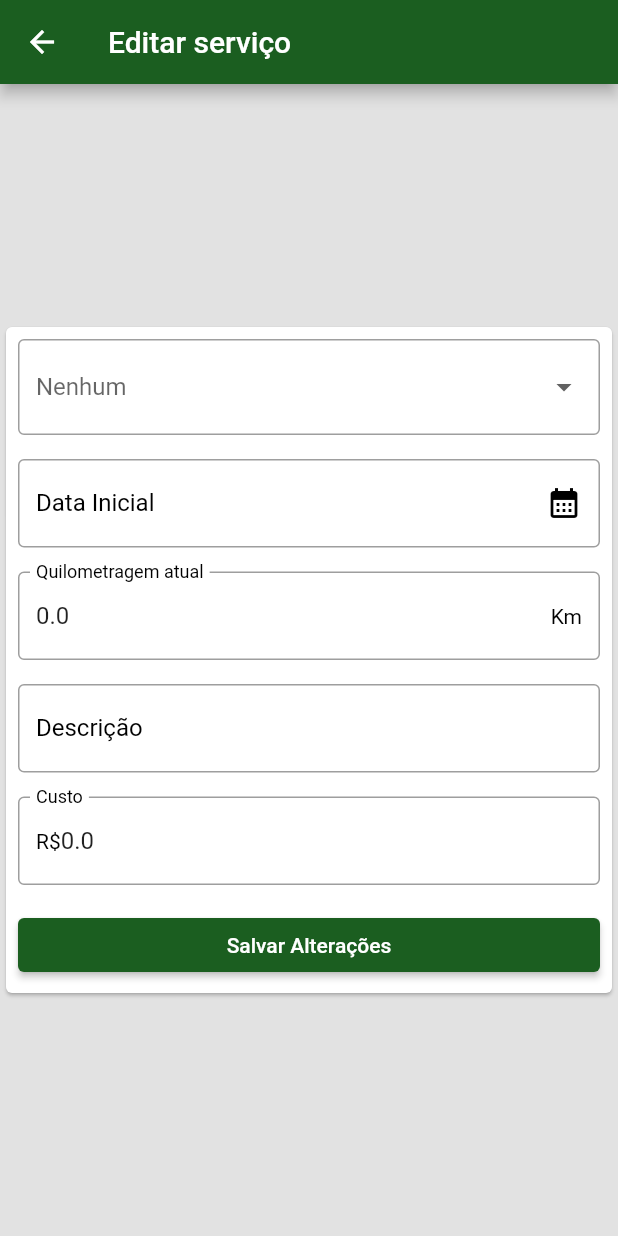
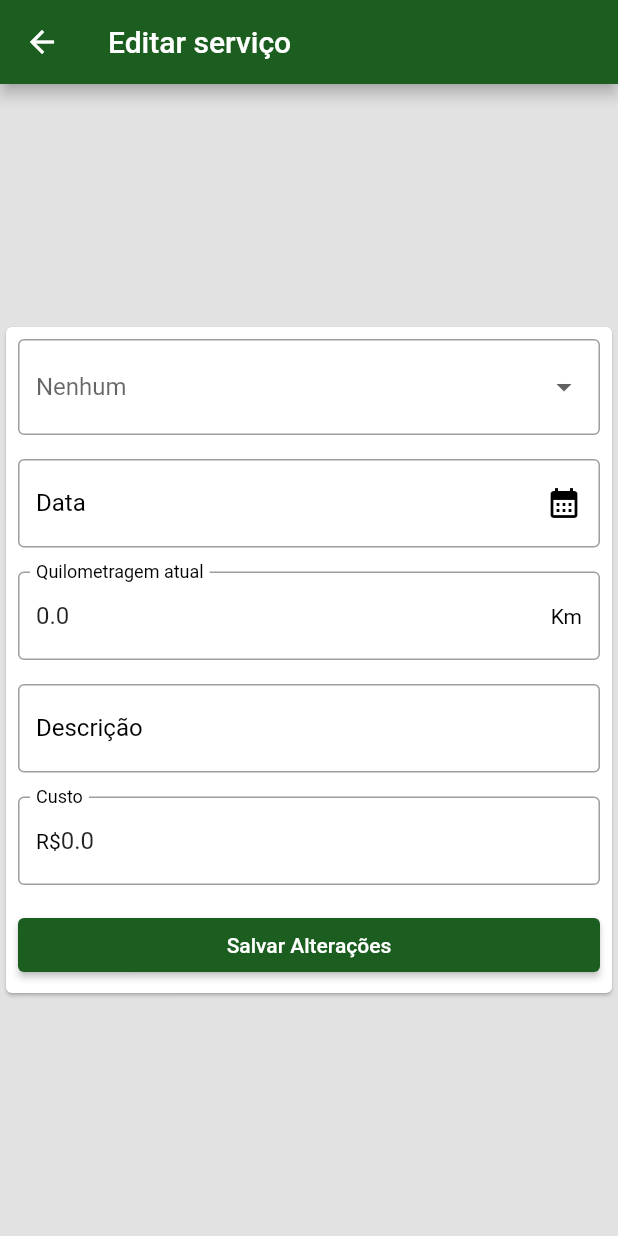
Before and after one commit to MoraesDev1/drive_ease, a Flutter app: the EditServicoPage screen opened directly with empty values, on a phone screen of 412 x 824 dp. Run offline on Flutter 3.47's test engine with Material 3 defaults, Android fonts, the phone set to English and light mode, and no system bars; our stand-ins replace fl_chart, sqflite; accounts and stored records are empty; statements that could not run were skipped.

```diff
--- a/driveease_v1/lib/Pages/Display/home_page.dart
+++ b/driveease_v1/lib/Pages/Display/home_page.dart
@@ -20,15 +20,15 @@ class _HomePageState extends State<HomePage> {
         centerTitle: true,
         backgroundColor: UtilsColors.verdePrimario,
       ),
-      body: SingleChildScrollView(
-        child: const Padding(
+      body: const SingleChildScrollView(
+        child: Padding(
           padding: EdgeInsets.all(8.0),
           child: Column(
             mainAxisAlignment: MainAxisAlignment.start,
             children: [
               SummarySection(),
               SizedBox(height: 10),
-              GoalsSection()
+              GoalsSection(),
             ],
           ),
         ),
--- a/driveease_v1/lib/Pages/Pillar/edit_servico_page.dart
+++ b/driveease_v1/lib/Pages/Pillar/edit_servico_page.dart
@@ -24,6 +24,7 @@ const List<String> tipoDeServico = <String>[
 class _EditServicoPageState extends State<EditServicoPage> {
   ServicoDaoDb servicoDaoDb = ServicoDaoDb();
   String? tipoSelecionado;
+  late DateTime dataSelecionada;
   final _controllerDataDoServico = TextEditingController();
   final _controllerQuilometragem = TextEditingController();
   final _controllerDescricao = TextEditingController();
@@ -38,6 +39,7 @@ class _EditServicoPageState extends State<EditServicoPage> {
     _controllerQuilometragem.text = widget.servico.km.toString();
     _controllerDescricao.text = widget.servico.descricao;
     _controllerCusto.text = widget.servico.valor.toString();
+    _formataData();
   }
 
   String? _validaCusto(String? value) {
@@ -63,20 +65,27 @@ class _EditServicoPageState extends State<EditServicoPage> {
     return null;
   }
 
-  _substiuiCorrida() {
+  _substiuiServico() {
     String custoFormatado = _controllerCusto.text.replaceAll(',', '.');
     double? custoDouble = double.parse(custoFormatado);
     double? quilometragemDouble = double.parse(_controllerQuilometragem.text);
     Servico servicoAlterado = Servico(
       id: widget.servico.id,
       tipoDoServico: tipoSelecionado!,
-      data: _controllerDataDoServico.text,
+      data: dataSelecionada.toString(),
       km: quilometragemDouble,
       descricao: _controllerDescricao.text,
       valor: custoDouble,
     );
 
     _atualizaNoBanco(servicoAlterado);
+  }
+
+  _formataData() {
+    DateTime dataEmDateTime = DateTime.parse(widget.servico.data);
+    String formattedDate =
+        DateFormat('dd/MM/yyyy HH:mm:ss').format(dataEmDateTime);
+    _controllerDataDoServico.text = formattedDate;
   }
 
   _atualizaNoBanco(Servico servicoAlterado) {
@@ -109,7 +118,7 @@ class _EditServicoPageState extends State<EditServicoPage> {
                 onPressed: () {
                   Navigator.of(context).pop();
                   Navigator.of(context).pop();
-                  _substiuiCorrida();
+                  _substiuiServico();
                 },
                 child: const Text('Salvar')),
           ],
@@ -152,6 +161,7 @@ class _EditServicoPageState extends State<EditServicoPage> {
                   selectedTime.hour,
                   selectedTime.minute,
                 );
+                dataSelecionada = selectedDateTime;
                 String dataFormatada =
                     DateFormat('dd/MM/yyyy HH:mm:ss').format(selectedDateTime);
                 setState(() {
@@ -221,7 +231,7 @@ class _EditServicoPageState extends State<EditServicoPage> {
                           color: Colors.black,
                         ),
                         label: Text(
-                          'Data Inicial',
+                          'Data',
                           style: TextStyle(color: Colors.black),
                         ),
                         border: OutlineInputBorder(),
--- a/driveease_v1/lib/Widgets/Button/new_servico_button_widget.dart
+++ b/driveease_v1/lib/Widgets/Button/new_servico_button_widget.dart
@@ -13,7 +13,6 @@ class NewServicoButton extends StatefulWidget {
 
 const List<String> tipoDeServico = <String>[
   'Troca de Óleo',
-  'Manutenção',
   'Abastecimento',
   'Troca de Pneus',
   'Manutenção de Rotina',
```
Also changed, not shown: driveease_v1/lib/Pages/Pillar/edit_corrida_page.dart (+35 -4 lines), driveease_v1/lib/Widgets/Cards/card_servico.dart (+28 -12 lines), driveease_v1/Assets/car-repair.png (added), driveease_v1/Assets/car-wash.png (added), driveease_v1/Assets/gas-station.png (added), driveease_v1/Assets/oil-change.png (added), driveease_v1/Assets/tires-change.png (added).
